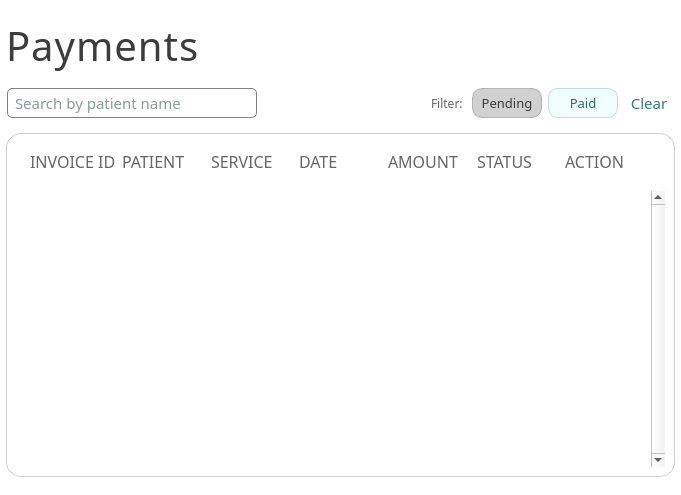
Qt form ui/PagePayments.ui (karlito20/AdoraFlowProject) before a commit.
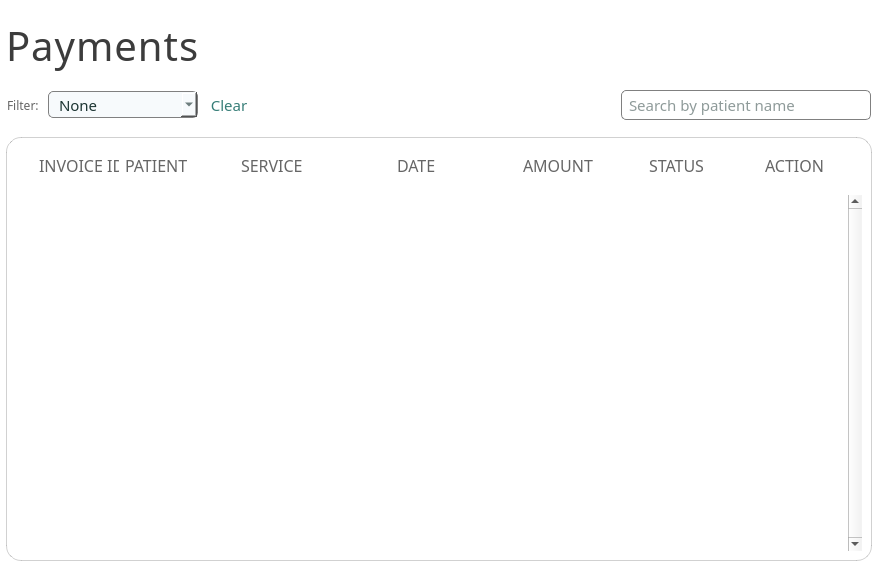
The same form after that commit.

```diff
--- a/ui/PagePayments.ui
+++ b/ui/PagePayments.ui
@@ -6,8 +6,8 @@
    <rect>
     <x>0</x>
     <y>0</y>
-    <width>681</width>
-    <height>495</height>
+    <width>878</width>
+    <height>579</height>
    </rect>
   </property>
   <property name="minimumSize">
@@ -492,6 +492,9 @@
    <string notr="true"/>
   </property>
   <layout class="QVBoxLayout" name="verticalLayout">
+   <property name="spacing">
+    <number>8</number>
+   </property>
    <property name="leftMargin">
     <number>6</number>
    </property>
@@ -526,64 +529,15 @@
    <item>
     <widget class="QWidget" name="placeholder" native="true">
      <layout class="QHBoxLayout" name="horizontalLayout_2">
+      <property name="spacing">
+       <number>6</number>
+      </property>
       <property name="leftMargin">
        <number>1</number>
       </property>
       <property name="rightMargin">
        <number>1</number>
       </property>
-      <item>
-       <widget class="QLineEdit" name="search_input">
-        <property name="minimumSize">
-         <size>
-          <width>250</width>
-          <height>30</height>
-         </size>
-        </property>
-        <property name="maximumSize">
-         <size>
-          <width>250</width>
-          <height>30</height>
-         </size>
-        </property>
-        <property name="font">
-         <font>
-          <family>Slate</family>
-          <pointsize>11</pointsize>
-         </font>
-        </property>
-        <property name="styleSheet">
-         <string notr="true">color: #1D3533;
-background: white;
-padding-left: 5px;
-border-radius: 5px;
-border: 1px solid gray;</string>
-        </property>
-        <property name="placeholderText">
-         <string>Search by patient name</string>
-        </property>
-       </widget>
-      </item>
-      <item>
-       <widget class="QLabel" name="feedback_label">
-        <property name="text">
-         <string/>
-        </property>
-       </widget>
-      </item>
-      <item>
-       <spacer name="horizontalSpacer">
-        <property name="orientation">
-         <enum>Qt::Orientation::Horizontal</enum>
-        </property>
-        <property name="sizeHint" stdset="0">
-         <size>
-          <width>40</width>
-          <height>20</height>
-         </size>
-        </property>
-       </spacer>
-      </item>
       <item>
        <widget class="QLabel" name="label_8">
         <property name="font">
@@ -601,75 +555,49 @@
        </widget>
       </item>
       <item>
-       <widget class="QPushButton" name="pending_button">
+       <widget class="QComboBox" name="payment_filter">
         <property name="minimumSize">
          <size>
-          <width>70</width>
-          <height>30</height>
+          <width>150</width>
+          <height>25</height>
          </size>
         </property>
         <property name="maximumSize">
          <size>
-          <width>70</width>
-          <height>30</height>
+          <width>16777215</width>
+          <height>27</height>
          </size>
         </property>
         <property name="font">
          <font>
           <family>Slate</family>
-          <pointsize>10</pointsize>
+          <pointsize>11</pointsize>
          </font>
         </property>
         <property name="cursor">
          <cursorShape>PointingHandCursor</cursorShape>
         </property>
         <property name="styleSheet">
-         <string notr="true">#pending_button {
-	background: rgba(60, 60, 60, 60);
-	border: 1px solid rgba(90, 90, 90, 90);
- 	border-radius: 10px;
-	color: rgb(60, 60, 60);
-}</string>
+         <string notr="true">color: #1D3533;
+background: #F7FAFC;
+padding-left: 10px;
+border-radius: 5px;
+border: 1px solid gray;
+</string>
         </property>
-        <property name="text">
-         <string>Pending</string>
+        <property name="placeholderText">
+         <string>None</string>
         </property>
-       </widget>
-      </item>
-      <item>
-       <widget class="QPushButton" name="paid_button">
-        <property name="minimumSize">
-         <size>
-          <width>70</width>
-          <height>30</height>
-         </size>
-        </property>
-        <property name="maximumSize">
-         <size>
-          <width>70</width>
-          <height>30</height>
-         </size>
-        </property>
-        <property name="font">
-         <font>
-          <family>Slate</family>
-          <pointsize>10</pointsize>
-         </font>
-        </property>
-        <property name="cursor">
-         <cursorShape>PointingHandCursor</cursorShape>
-        </property>
-        <property name="styleSheet">
-         <string notr="true">#paid_button {
-	background: #F0FDFA;
-	border: 1px solid #B8E0DD;
- 	border-radius: 10px;
-	color: #2E6B66;
-}</string>
-        </property>
-        <property name="text">
-         <string>Paid</string>
-        </property>
+        <item>
+         <property name="text">
+          <string>Paid</string>
+         </property>
+        </item>
+        <item>
+         <property name="text">
+          <string>Pending</string>
+         </property>
+        </item>
        </widget>
       </item>
       <item>
@@ -716,6 +644,51 @@
         </property>
        </widget>
       </item>
+      <item>
+       <spacer name="horizontalSpacer">
+        <property name="orientation">
+         <enum>Qt::Orientation::Horizontal</enum>
+        </property>
+        <property name="sizeHint" stdset="0">
+         <size>
+          <width>40</width>
+          <height>20</height>
+         </size>
+        </property>
+       </spacer>
+      </item>
+      <item>
+       <widget class="QLineEdit" name="search_input">
+        <property name="minimumSize">
+         <size>
+          <width>250</width>
+          <height>30</height>
+         </size>
+        </property>
+        <property name="maximumSize">
+         <size>
+          <width>250</width>
+          <height>30</height>
+         </size>
+        </property>
+        <property name="font">
+         <font>
+          <family>Slate</family>
+          <pointsize>11</pointsize>
+         </font>
+        </property>
+        <property name="styleSheet">
+         <string notr="true">color: #1D3533;
+background: white;
+padding-left: 5px;
+border-radius: 5px;
+border: 1px solid gray;</string>
+        </property>
+        <property name="placeholderText">
+         <string>Search by patient name</string>
+        </property>
+       </widget>
+      </item>
      </layout>
     </widget>
    </item>
@@ -748,8 +721,26 @@
          <item>
           <widget class="QWidget" name="column_names" native="true">
            <layout class="QHBoxLayout" name="horizontalLayout_4">
+            <property name="leftMargin">
+             <number>18</number>
+            </property>
+            <property name="rightMargin">
+             <number>30</number>
+            </property>
             <item>
              <widget class="QLabel" name="label_6">
+              <property name="minimumSize">
+               <size>
+                <width>80</width>
+                <height>0</height>
+               </size>
+              </property>
+              <property name="maximumSize">
+               <size>
+                <width>80</width>
+                <height>16777215</height>
+               </size>
+              </property>
               <property name="font">
                <font>
                 <family>Slate</family>
@@ -767,6 +758,18 @@
             </item>
             <item>
              <widget class="QLabel" name="label_5">
+              <property name="minimumSize">
+               <size>
+                <width>110</width>
+                <height>0</height>
+               </size>
+              </property>
+              <property name="maximumSize">
+               <size>
+                <width>110</width>
+                <height>16777215</height>
+               </size>
+              </property>
               <property name="font">
                <font>
                 <family>Slate</family>
@@ -784,6 +787,18 @@
             </item>
             <item>
              <widget class="QLabel" name="label_4">
+              <property name="minimumSize">
+               <size>
+                <width>150</width>
+                <height>0</height>
+               </size>
+              </property>
+              <property name="maximumSize">
+               <size>
+                <width>150</width>
+                <height>16777215</height>
+               </size>
+              </property>
               <property name="font">
                <font>
                 <family>Slate</family>
@@ -801,6 +816,18 @@
             </item>
             <item>
              <widget class="QLabel" name="label_3">
+              <property name="minimumSize">
+               <size>
+                <width>120</width>
+                <height>0</height>
+               </size>
+              </property>
+              <property name="maximumSize">
+               <size>
+                <width>130</width>
+                <height>16777215</height>
+               </size>
+              </property>
               <property name="font">
                <font>
                 <family>Slate</family>
@@ -818,6 +845,18 @@
             </item>
             <item>
              <widget class="QLabel" name="label_2">
+              <property name="minimumSize">
+               <size>
+                <width>100</width>
+                <height>0</height>
+               </size>
+              </property>
+              <property name="maximumSize">
+               <size>
+                <width>100</width>
+                <height>16777215</height>
+               </size>
+              </property>
               <property name="font">
                <font>
                 <family>Slate</family>
@@ -833,7 +872,7 @@
               </property>
              </widget>
             </item>
-            <item>
+            <item alignment="Qt::AlignmentFlag::AlignHCenter">
              <widget class="QLabel" name="label">
               <property name="font">
                <font>
@@ -850,7 +889,7 @@
               </property>
              </widget>
             </item>
-            <item>
+            <item alignment="Qt::AlignmentFlag::AlignRight">
              <widget class="QLabel" name="label_7">
               <property name="font">
                <font>
@@ -922,8 +961,8 @@
           <rect>
            <x>0</x>
            <y>0</y>
-           <width>647</width>
-           <height>304</height>
+           <width>844</width>
+           <height>384</height>
           </rect>
          </property>
          <property name="styleSheet">
```
Left out of the diff: 3 changed lines with no effect on the pictures.
